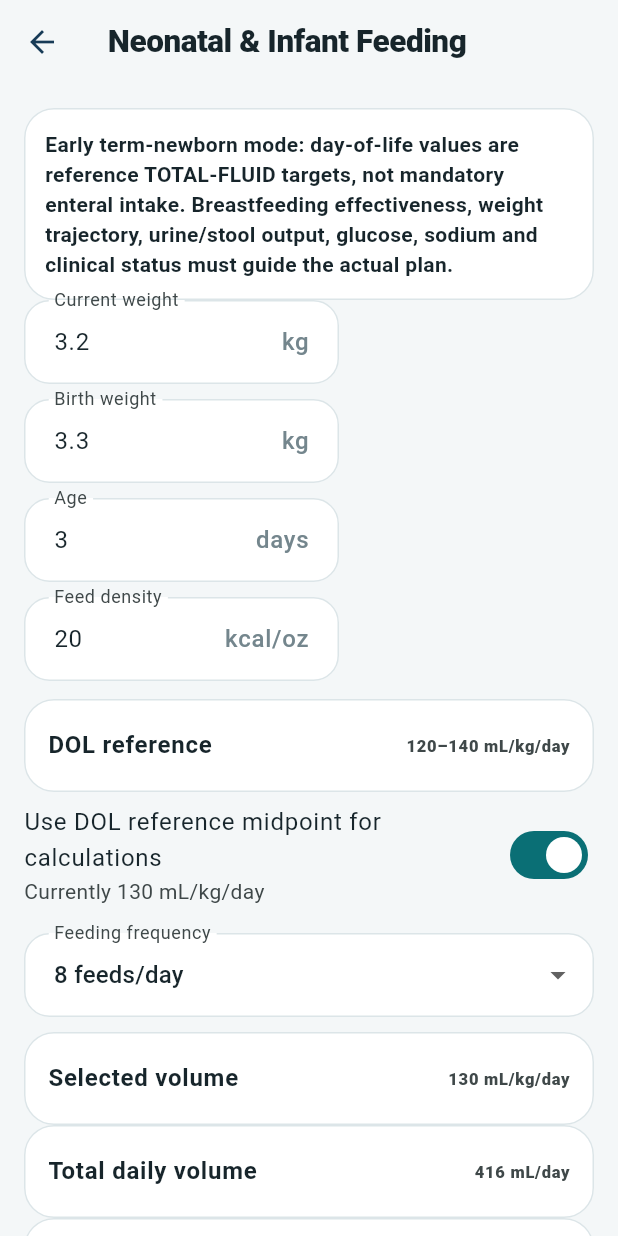
After one commit to extraxen/pedsflow, a Flutter app: the InfantFeedingScreen screen opened directly, on a phone screen of 412 x 824 dp. The commit adds this screen. Run offline on Flutter 3.47's test engine with Material 3 defaults, Android fonts, the phone set to English and light mode, and no system bars; our stand-ins replace image_picker, shared_preferences; missing offline and left inert: dart:js_interop; accounts and stored records are empty.

Commit message:
Add neonatal and infant feeding calculator
* Add neonatal and infant feeding calculation engine

* Add infant feeding calculator tests

* Add neonatal and infant feeding calculator UI

* Connect enhanced infant feeding calculator to Neonatal Hub

```diff
--- /dev/null
+++ b/lib/features/neonatal/infant_feeding_engine.dart
@@ -0,0 +1,27 @@
+// PedsFlow - Proprietary Software
+// Copyright (c) 2026 Ahmed Saleh. All rights reserved.
+
+class InfantFeedingTarget {
+  final double minMlKgDay;
+  final double maxMlKgDay;
+  final String label;
+  const InfantFeedingTarget(this.minMlKgDay, this.maxMlKgDay, this.label);
+  double get midpoint => (minMlKgDay + maxMlKgDay) / 2;
+}
+
+class InfantFeedingEngine {
+  static InfantFeedingTarget termTargetForDol(int dol) {
+    if (dol <= 0) return const InfantFeedingTarget(60, 80, 'First 24 hours');
+    if (dol == 1) return const InfantFeedingTarget(80, 100, 'Day of life 1');
+    if (dol == 2) return const InfantFeedingTarget(100, 120, 'Day of life 2');
+    if (dol == 3) return const InfantFeedingTarget(120, 140, 'Day of life 3');
+    if (dol == 4) return const InfantFeedingTarget(140, 150, 'Day of life 4');
+    return const InfantFeedingTarget(150, 150, 'Day of life 5+');
+  }
+  static double dailyVolume({required double weightKg, required double mlKgDay}) => weightKg * mlKgDay;
+  static double volumePerFeed({required double weightKg, required double mlKgDay, required int feedsPerDay}) => dailyVolume(weightKg: weightKg, mlKgDay: mlKgDay) / feedsPerDay;
+  static double kcalPerMl(double kcalPerOz) => kcalPerOz / 29.5735;
+  static double kcalKgDay({required double mlKgDay, required double kcalPerOz}) => mlKgDay * kcalPerMl(kcalPerOz);
+  static double mlKgDayFromCalories({required double targetKcalKgDay, required double kcalPerOz}) => targetKcalKgDay / kcalPerMl(kcalPerOz);
+  static double percentWeightChange({required double birthWeightKg, required double currentWeightKg}) => (currentWeightKg - birthWeightKg) / birthWeightKg * 100;
+}
--- /dev/null
+++ b/lib/features/neonatal/infant_feeding_screen.dart
@@ -0,0 +1,121 @@
+// PedsFlow - Proprietary Software
+// Copyright (c) 2026 Ahmed Saleh. All rights reserved.
+
+import 'package:flutter/material.dart';
+import 'infant_feeding_engine.dart';
+
+class InfantFeedingScreen extends StatefulWidget {
+  const InfantFeedingScreen({super.key});
+  @override
+  State<InfantFeedingScreen> createState() => _InfantFeedingScreenState();
+}
+
+class _InfantFeedingScreenState extends State<InfantFeedingScreen> {
+  final weight = TextEditingController(text: '3.2');
+  final birthWeight = TextEditingController(text: '3.3');
+  final ageDays = TextEditingController(text: '3');
+  final volumeGoal = TextEditingController(text: '130');
+  final kcalOz = TextEditingController(text: '20');
+  final calorieGoal = TextEditingController(text: '100');
+  int feeds = 8;
+  bool useDolTarget = true;
+
+  double? n(TextEditingController c) => double.tryParse(c.text.trim());
+  int? intValue(TextEditingController c) => int.tryParse(c.text.trim());
+
+  @override
+  void dispose() {
+    weight.dispose(); birthWeight.dispose(); ageDays.dispose(); volumeGoal.dispose();
+    kcalOz.dispose(); calorieGoal.dispose(); super.dispose();
+  }
+
+  Widget field(TextEditingController c, String label, String suffix) => TextField(
+    controller: c,
+    keyboardType: const TextInputType.numberWithOptions(decimal: true),
+    onChanged: (_) => setState(() {}),
+    decoration: InputDecoration(labelText: label, suffixText: suffix, border: const OutlineInputBorder()),
+  );
+
+  Widget result(String label, String value) => Card(
+    child: ListTile(
+      title: Text(label, style: const TextStyle(fontWeight: FontWeight.w700)),
+      trailing: Text(value, style: const TextStyle(fontWeight: FontWeight.w900)),
+    ),
+  );
+
+  @override
+  Widget build(BuildContext context) {
+    final w = n(weight);
+    final bw = n(birthWeight);
+    final days = intValue(ageDays);
+    final density = n(kcalOz);
+    final early = days != null && days <= 5;
+    final target = days == null ? null : InfantFeedingEngine.termTargetForDol(days);
+    final selectedMlKg = useDolTarget && early && target != null ? target.midpoint : n(volumeGoal);
+    final daily = w != null && selectedMlKg != null ? InfantFeedingEngine.dailyVolume(weightKg: w, mlKgDay: selectedMlKg) : null;
+    final perFeed = w != null && selectedMlKg != null ? InfantFeedingEngine.volumePerFeed(weightKg: w, mlKgDay: selectedMlKg, feedsPerDay: feeds) : null;
+    final energy = selectedMlKg != null && density != null ? InfantFeedingEngine.kcalKgDay(mlKgDay: selectedMlKg, kcalPerOz: density) : null;
+    final desired = n(calorieGoal);
+    final reverse = desired != null && density != null && density > 0 ? InfantFeedingEngine.mlKgDayFromCalories(targetKcalKgDay: desired, kcalPerOz: density) : null;
+    final change = w != null && bw != null && bw > 0 ? InfantFeedingEngine.percentWeightChange(birthWeightKg: bw, currentWeightKg: w) : null;
+
+    return Scaffold(
+      appBar: AppBar(title: const Text('Neonatal & Infant Feeding', style: TextStyle(fontWeight: FontWeight.w900))),
+      body: ListView(padding: const EdgeInsets.all(16), children: [
+        Card(child: Padding(padding: const EdgeInsets.all(14), child: Text(
+          early
+            ? 'Early term-newborn mode: day-of-life values are reference TOTAL-FLUID targets, not mandatory enteral intake. Breastfeeding effectiveness, weight trajectory, urine/stool output, glucose, sodium and clinical status must guide the actual plan.'
+            : 'Infant nutrition mode: calculate volume and calories together. Individualize for growth, illness, fluid restriction and feeding tolerance.',
+          style: const TextStyle(fontWeight: FontWeight.w700)))),
+        Wrap(spacing: 10, runSpacing: 10, children: [
+          SizedBox(width: 210, child: field(weight, 'Current weight', 'kg')),
+          SizedBox(width: 210, child: field(birthWeight, 'Birth weight', 'kg')),
+          SizedBox(width: 210, child: field(ageDays, 'Age', 'days')),
+          SizedBox(width: 210, child: field(kcalOz, 'Feed density', 'kcal/oz')),
+        ]),
+        const SizedBox(height: 12),
+        if (target != null && early) ...[
+          result('DOL reference', target.minMlKgDay == target.maxMlKgDay
+            ? target.minMlKgDay.toStringAsFixed(0) + ' mL/kg/day'
+            : target.minMlKgDay.toStringAsFixed(0) + '–' + target.maxMlKgDay.toStringAsFixed(0) + ' mL/kg/day'),
+          SwitchListTile(
+            contentPadding: EdgeInsets.zero,
+            title: const Text('Use DOL reference midpoint for calculations'),
+            subtitle: Text('Currently ' + target.midpoint.toStringAsFixed(0) + ' mL/kg/day'),
+            value: useDolTarget, onChanged: (v) => setState(() => useDolTarget = v)),
+        ],
+        if (!useDolTarget || !early) field(volumeGoal, 'Volume target', 'mL/kg/day'),
+        const SizedBox(height: 10),
+        DropdownButtonFormField<int>(
+          initialValue: feeds,
+          decoration: const InputDecoration(labelText: 'Feeding frequency', border: OutlineInputBorder()),
+          items: const [6, 8, 10, 12].map((x) => DropdownMenuItem(value: x, child: Text(x.toString() + ' feeds/day'))).toList(),
+          onChanged: (v) => setState(() => feeds = v ?? feeds)),
+        const SizedBox(height: 10),
+        if (selectedMlKg != null) result('Selected volume', selectedMlKg.toStringAsFixed(0) + ' mL/kg/day'),
+        if (daily != null) result('Total daily volume', daily.toStringAsFixed(0) + ' mL/day'),
+        if (perFeed != null) result('Volume per feed', perFeed.toStringAsFixed(1) + ' mL/feed'),
+        if (energy != null) result('Energy delivered', energy.toStringAsFixed(0) + ' kcal/kg/day'),
+        if (change != null) result('Change from birth weight', (change >= 0 ? '+' : '') + change.toStringAsFixed(1) + '%'),
+        const Divider(height: 30),
+        const Text('CALORIE → VOLUME', style: TextStyle(fontWeight: FontWeight.w900, fontSize: 16)),
+        const SizedBox(height: 8),
+        field(calorieGoal, 'Desired energy', 'kcal/kg/day'),
+        if (reverse != null) ...[
+          result('Required volume', reverse.toStringAsFixed(0) + ' mL/kg/day'),
+          if (w != null) result('Total volume needed', (reverse * w).toStringAsFixed(0) + ' mL/day'),
+          if (w != null) result('Volume per feed', (reverse * w / feeds).toStringAsFixed(1) + ' mL/feed'),
+        ],
+        const Divider(height: 30),
+        const Text('Reference framework', style: TextStyle(fontWeight: FontWeight.w900)),
+        const Text('• Term newborn reference progression: 60–80, 80–100, 100–120, 120–140, 140–150, then ~150 mL/kg/day.\n'
+          '• Standard 20 kcal/oz milk is ~0.676 kcal/mL; therefore 150 mL/kg/day provides ~101 kcal/kg/day.\n'
+          '• Preterm infants should use the separate Specific Patient Feeding Plan / local NICU pathway; do not apply this term progression blindly.\n'
+          '• Healthy direct breastfeeding should be assessed clinically rather than prescribed a fixed mL/feed solely from this calculator.'),
+        const SizedBox(height: 10),
+        const Text('Clinical decision support only. Verify against the active local neonatal/infant feeding guideline and dietitian/NICU plan when applicable.',
+          style: TextStyle(fontWeight: FontWeight.w800)),
+      ]),
+    );
+  }
+}
--- a/lib/features/neonatal/neonatal_hub_screen.dart
+++ b/lib/features/neonatal/neonatal_hub_screen.dart
@@ -8,6 +8,7 @@ import 'package:flutter/material.dart';
 
 import '../bilirubin/bilirubin_screen.dart';
 import 'nicu_feeding_plan_screen.dart';
+import 'infant_feeding_screen.dart';
 
 class NeonatalHubScreen extends StatelessWidget {
   const NeonatalHubScreen({super.key});
@@ -21,7 +22,7 @@ class NeonatalHubScreen extends StatelessWidget {
       _NeoItem('Neonatal fluids & GIR', 'mL/kg/day, hourly rate, glucose infusion rate and total glucose', Icons.water_drop_outlined, const NeonatalFluidsScreen()),
       _NeoItem('Corrected gestational age', 'PMA / corrected age from GA at birth and chronological age', Icons.calendar_month_outlined, const NeonatalCorrectedAgeScreen()),
       _NeoItem('Specific Patient Feeding Plan', 'LHSC newborn initial plan + current feeds → next nutrition milestones', Icons.route_outlined, const NicuSpecificFeedingPlanScreen()),
-      _NeoItem('Feeding calculator', 'mL/kg/day → mL/day, mL/feed and kcal/kg/day', Icons.local_drink_outlined, const NeonatalFeedingScreen()),
+      _NeoItem('Neonatal & infant feeding', 'DOL targets, mL/kg/day, mL/feed, calories and weight change', Icons.local_drink_outlined, const InfantFeedingScreen()),
       _NeoItem('Neonatal medication reference', 'GA/PMA-aware safety framework and high-alert reminders', Icons.medication_outlined, const NeonatalMedicationReferenceScreen()),
       _NeoItem('Newborn resuscitation quick reference', '2025 ventilation-first newborn resuscitation sequence', Icons.emergency_outlined, const NeonatalResuscitationScreen()),
     ];
```
Also changed, not shown: 1 other file.
